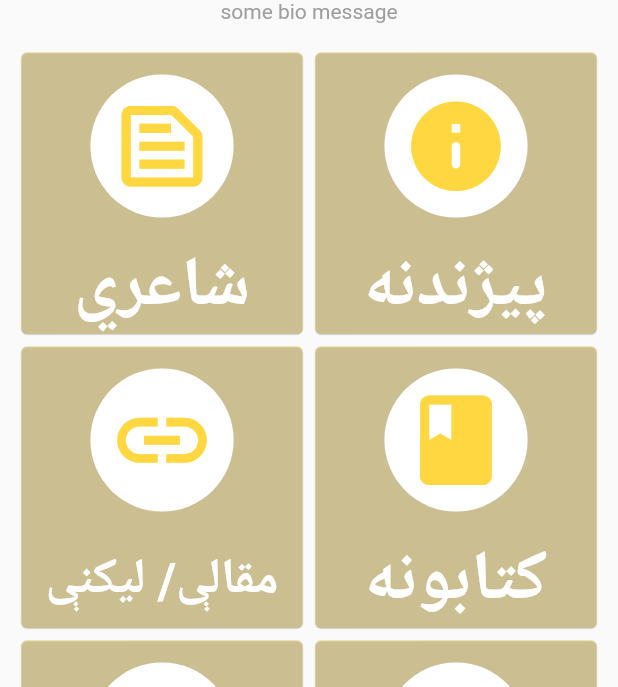
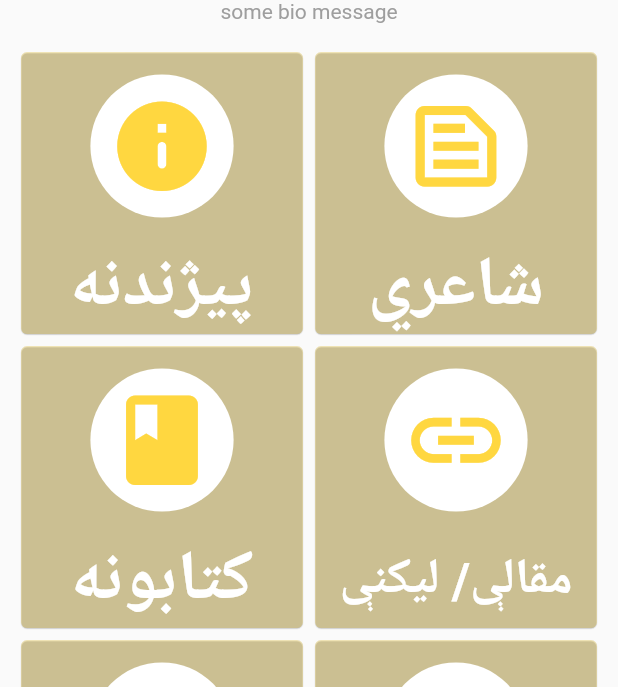
Before and after one commit to ethn033/Akbar-Zaman-Anjum, a Flutter app: the screen it shows after launch, on a phone screen of 412 x 824 dp, the part 549-1236 px from its top. Run offline on Flutter 3.47's test engine with Material 2 defaults, Android fonts, the phone set to English and light mode, and no system bars; drawn by our look-alikes of cached_network_image, flutter_settings_screens; our stand-ins replace cloud_firestore, file_picker, firebase_auth, firebase_core, firebase_storage, fluttertoast and 6 more; missing offline and left inert: clipboard, flutter_pdfview, flutter_quill; accounts and stored records are empty; network calls fail.

Commit message:
fixed the flexbile widget isue on home screen

```diff
--- a/lib/views/home_screen/bio_widget.dart
+++ b/lib/views/home_screen/bio_widget.dart
@@ -15,7 +15,6 @@ class BioWidget extends StatelessWidget {
     return Obx(
       () => Container(
         padding: EdgeInsets.symmetric(horizontal: 20),
-        child: Flexible(
         child: Text(
           settingController.userModel.value.bio ?? '..Loding',
           overflow: TextOverflow.ellipsis,
@@ -26,7 +25,6 @@ class BioWidget extends StatelessWidget {
           ),
         ),
       ),
-      ),
     );
   }
 }
--- a/lib/views/home_screen/home_menu.dart
+++ b/lib/views/home_screen/home_menu.dart
@@ -22,9 +22,7 @@ class HomeMenu extends StatelessWidget {
 
   @override
   Widget build(BuildContext context) {
-    return Directionality(
-      textDirection: TextDirection.rtl,
-      child: GridView.count(
+    return GridView.count(
       padding: EdgeInsets.only(left: 10, right: 10),
       physics: ScrollPhysics(),
       shrinkWrap: true,
@@ -100,7 +98,6 @@ class HomeMenu extends StatelessWidget {
           ),
         ),
       ],
-      ),
     );
   }
 }
--- a/lib/views/home_screen/home_screen.dart
+++ b/lib/views/home_screen/home_screen.dart
@@ -71,16 +71,13 @@ class _HomeScreenState extends State<HomeScreen> {
         ),
         body: SingleChildScrollView(
           physics: BouncingScrollPhysics(),
-        child: Directionality(
-          textDirection: TextDirection.rtl,
           child: Column(
             mainAxisSize: MainAxisSize.min,
             children: <Widget>[
               Container(
                   height: size.height / 3,
                   margin: EdgeInsets.only(left: 13, right: 13, top: 8),
-                child: Stack(
-                  children: [
+                  child: Stack(children: [
                     //cover photo
                     CoverWidget(
                       size: size,
@@ -93,32 +90,22 @@ class _HomeScreenState extends State<HomeScreen> {
                         size: size,
                         helperController: helperController,
                         settingController: settingController,
-                      authController: authController,
+                        authController: authController),
+                  ])),
+              Obx(
+                () => Text(settingController.userModel.value.name ?? 'Loding..',
+                    style: TextStyle(
+                      fontSize: 23,
+                      fontWeight: FontWeight.bold,
+                    )),
               ),
+              BioWidget(settingController: settingController),
+              SizedBox(height: 15),
+              HomeMenu(helperController: helperController)
             ],
           ),
         ),
-              Obx(
-                () => Flexible(
-                    child: Text(
-                  settingController.userModel.value.name ?? 'Loding..',
-                  style: TextStyle(
-                    fontSize: 23,
-                    fontWeight: FontWeight.bold,
-                  ),
-                )),
-              ),
-              BioWidget(settingController: settingController),
-              SizedBox(
-                height: 15,
-              ),
-              HomeMenu(helperController: helperController),
-            ],
-          ),
-        ),
-      ),
-      drawer: NavDrawer(auth: authController, setting: settingController),
-    );
+        drawer: NavDrawer(auth: authController, setting: settingController));
   }
 
   settingsClicked(String val) async {
```
Lines whose indentation alone changed are shown as unchanged.
